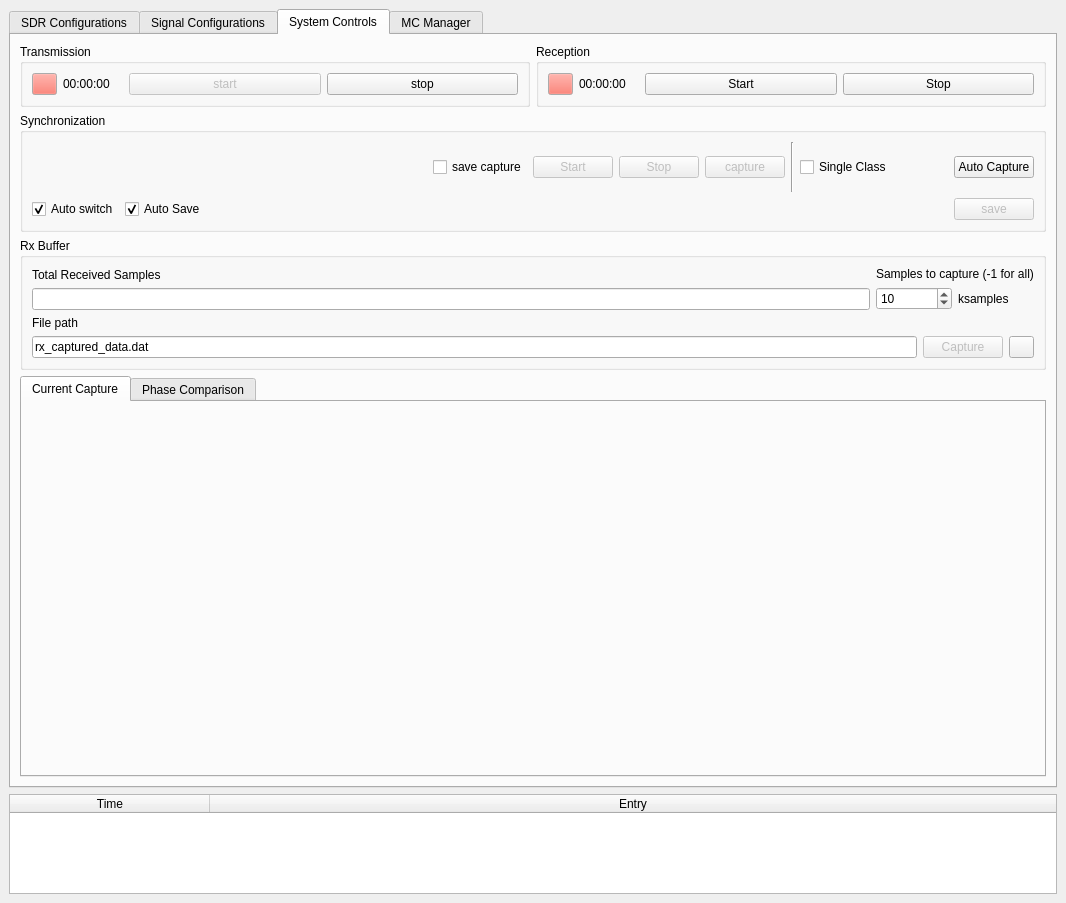
Qt form caa_project/maingui.ui (jranstrom/usrp_caa_ui) before a commit.
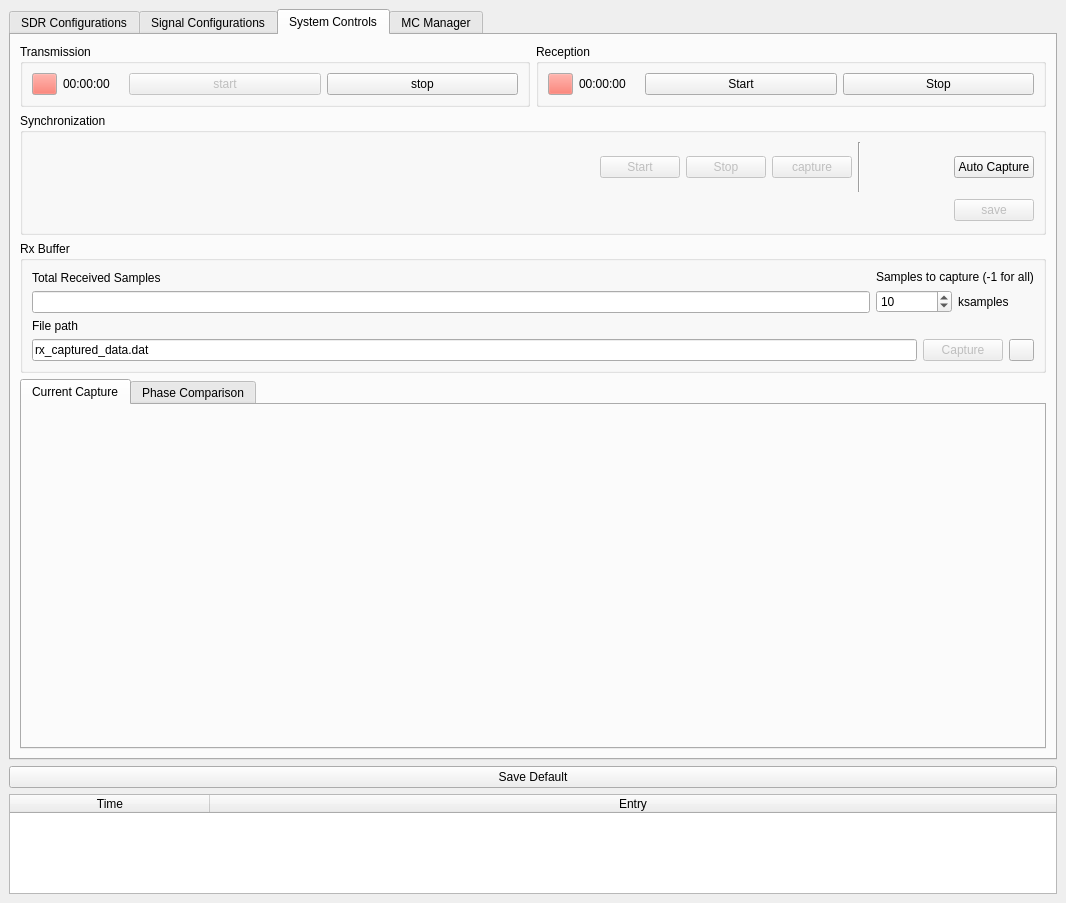
The same form after that commit. The open tabs and pages were chosen to show the change. Custom widgets are drawn as their Qt base class.

Commit message: Replaced standard checkbox gui objects with new ones that are tied to the gui config file

```diff
--- a/caa_project/maingui.ui
+++ b/caa_project/maingui.ui
@@ -810,13 +810,6 @@
                </property>
               </widget>
              </item>
-             <item>
-              <widget class="QPushButton" name="button_save_default_format">
-               <property name="text">
-                <string>Save Default</string>
-               </property>
-              </widget>
-             </item>
             </layout>
            </item>
           </layout>
@@ -1067,12 +1060,12 @@
                 </spacer>
                </item>
                <item>
-                <widget class="QCheckBox" name="checkBox_save_capture">
-                 <property name="text">
-                  <string>save capture</string>
-                 </property>
-                 <property name="checked">
-                  <bool>false</bool>
+                <widget class="LabelandCheckboxWidget" name="lacb_save_capture" native="true">
+                 <property name="minimumSize">
+                  <size>
+                   <width>25</width>
+                   <height>25</height>
+                  </size>
                  </property>
                 </widget>
                </item>
@@ -1114,9 +1107,12 @@
                 </widget>
                </item>
                <item>
-                <widget class="QCheckBox" name="cb_single_auto">
-                 <property name="text">
-                  <string>Single Class</string>
+                <widget class="LabelandCheckboxWidget" name="lacb_single_class" native="true">
+                 <property name="minimumSize">
+                  <size>
+                   <width>25</width>
+                   <height>25</height>
+                  </size>
                  </property>
                 </widget>
                </item>
@@ -1142,22 +1138,22 @@
              <item>
               <layout class="QHBoxLayout" name="horizontalLayout_9">
                <item>
-                <widget class="QCheckBox" name="checkBox_auto_switch">
-                 <property name="text">
-                  <string>Auto switch</string>
-                 </property>
-                 <property name="checked">
-                  <bool>true</bool>
+                <widget class="LabelandCheckboxWidget" name="lacb_auto_switch" native="true">
+                 <property name="minimumSize">
+                  <size>
+                   <width>25</width>
+                   <height>25</height>
+                  </size>
                  </property>
                 </widget>
                </item>
                <item>
-                <widget class="QCheckBox" name="checkBox_auto_save">
-                 <property name="text">
-                  <string>Auto Save</string>
-                 </property>
-                 <property name="checked">
-                  <bool>true</bool>
+                <widget class="LabelandCheckboxWidget" name="lacb_auto_save" native="true">
+                 <property name="minimumSize">
+                  <size>
+                   <width>25</width>
+                   <height>25</height>
+                  </size>
                  </property>
                 </widget>
                </item>
@@ -1526,6 +1522,13 @@
       </widget>
      </widget>
     </item>
+    <item>
+     <widget class="QPushButton" name="button_save_default_format">
+      <property name="text">
+       <string>Save Default</string>
+      </property>
+     </widget>
+    </item>
     <item>
      <widget class="QTableWidget" name="tableWidget_status">
       <property name="sizePolicy">
@@ -1608,6 +1611,12 @@
    <header location="global">labelandspinboxwidget.h</header>
    <container>1</container>
   </customwidget>
+  <customwidget>
+   <class>LabelandCheckboxWidget</class>
+   <extends>QWidget</extends>
+   <header location="global">labelandcheckboxwidget.h</header>
+   <container>1</container>
+  </customwidget>
  </customwidgets>
  <resources/>
  <connections/>
```
Left out of the diff: 19 changed lines with no effect on the pictures. The commit also changes 5 other files.
